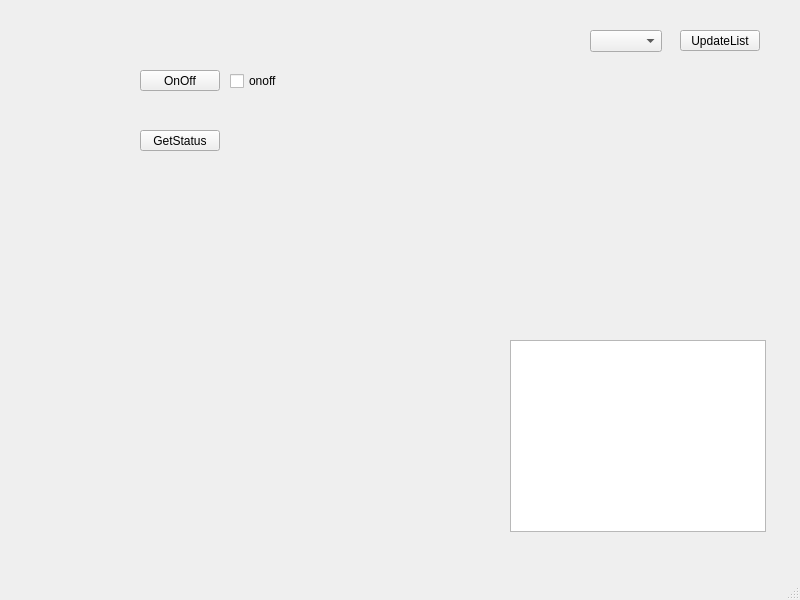
Above: mainwindow.ui from JarnoToes/NodeApp before the change. Below: the same form after it.
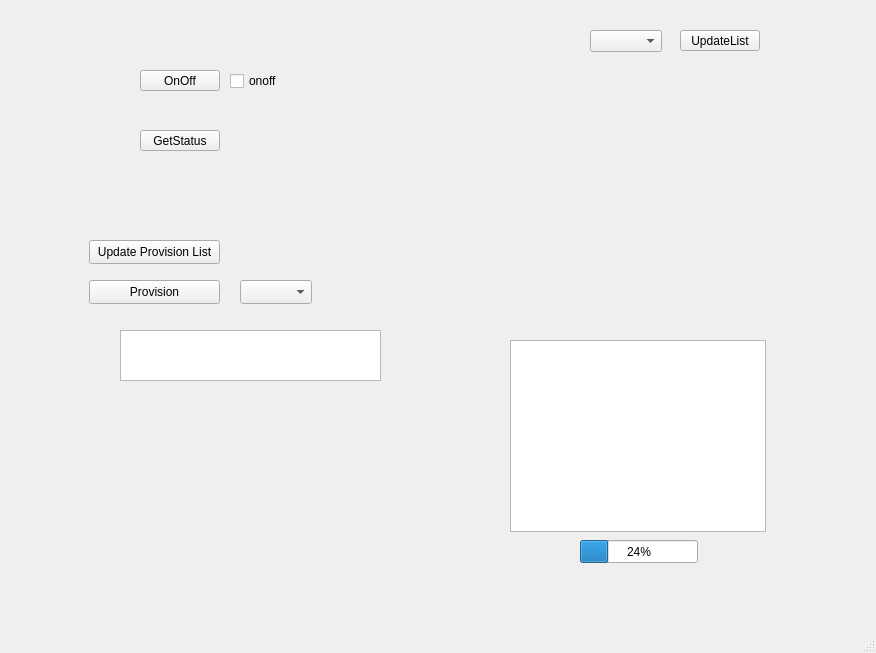
That is the form after the change.

The edit to the form file:
```diff
--- a/mainwindow.ui
+++ b/mainwindow.ui
@@ -6,8 +6,8 @@
    <rect>
     <x>0</x>
     <y>0</y>
-    <width>800</width>
-    <height>600</height>
+    <width>876</width>
+    <height>653</height>
    </rect>
   </property>
   <property name="windowTitle">
@@ -86,6 +86,68 @@
      </rect>
     </property>
    </widget>
+   <widget class="QProgressBar" name="progressBar">
+    <property name="geometry">
+     <rect>
+      <x>580</x>
+      <y>540</y>
+      <width>118</width>
+      <height>23</height>
+     </rect>
+    </property>
+    <property name="value">
+     <number>24</number>
+    </property>
+    <property name="invertedAppearance">
+     <bool>false</bool>
+    </property>
+   </widget>
+   <widget class="QPushButton" name="getProvisionable">
+    <property name="geometry">
+     <rect>
+      <x>89</x>
+      <y>240</y>
+      <width>131</width>
+      <height>24</height>
+     </rect>
+    </property>
+    <property name="text">
+     <string>Update Provision List</string>
+    </property>
+   </widget>
+   <widget class="QPushButton" name="butProvision">
+    <property name="geometry">
+     <rect>
+      <x>89</x>
+      <y>280</y>
+      <width>131</width>
+      <height>24</height>
+     </rect>
+    </property>
+    <property name="text">
+     <string>Provision</string>
+    </property>
+   </widget>
+   <widget class="QComboBox" name="list_provision">
+    <property name="geometry">
+     <rect>
+      <x>240</x>
+      <y>280</y>
+      <width>72</width>
+      <height>24</height>
+     </rect>
+    </property>
+   </widget>
+   <widget class="QTextBrowser" name="textBrowser">
+    <property name="geometry">
+     <rect>
+      <x>120</x>
+      <y>330</y>
+      <width>261</width>
+      <height>51</height>
+     </rect>
+    </property>
+   </widget>
   </widget>
   <widget class="QMenuBar" name="menubar">
    <property name="geometry">
```
Left out of the diff: 2 changed lines with no effect on the pictures.
